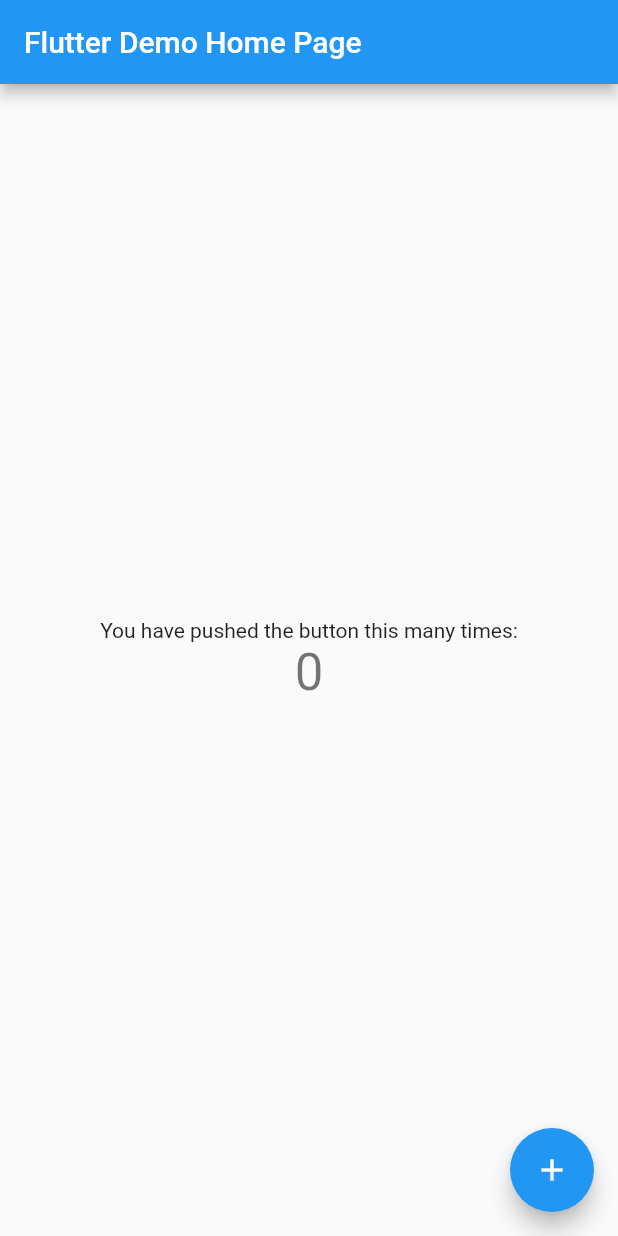
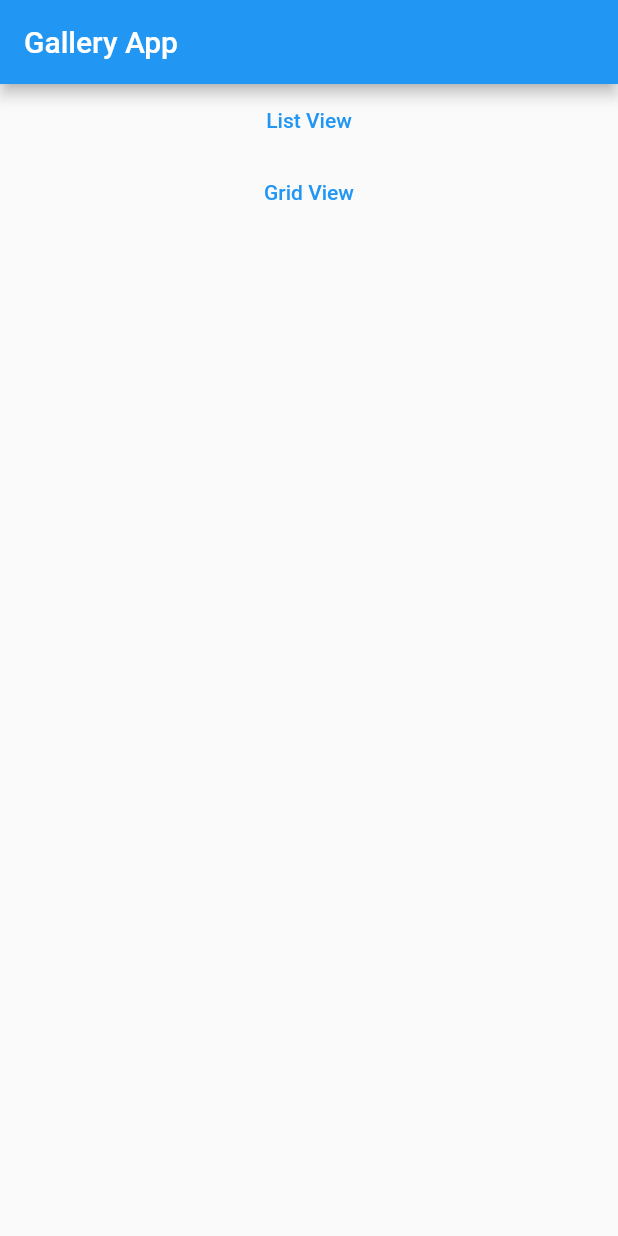
Before and after one commit to ShariyarAbeer/gallery_app, a Flutter app: the screen it shows after launch, on a phone screen of 412 x 824 dp. Run offline on Flutter 3.47's test engine with Material 2 defaults, Android fonts, the phone set to English and light mode, and no system bars.

```diff
--- /dev/null
+++ b/lib/home.dart
@@ -0,0 +1,45 @@
+import 'package:flutter/material.dart';
+import 'gridView.dart';
+import 'listView.dart';
+
+class Home extends StatefulWidget {
+  const Home({Key key}) : super(key: key);
+
+  @override
+  _HomeState createState() => _HomeState();
+}
+
+class _HomeState extends State<Home> {
+  @override
+  Widget build(BuildContext context) {
+    return Scaffold(
+      appBar: AppBar(
+        title: Text("Gallery App"),
+      ),
+      body: Center(
+        child: Column(
+          children: [
+            TextButton(
+              child: Text("List View"),
+              onPressed: () => Navigator.push(
+                context,
+                MaterialPageRoute(
+                  builder: (context) => ListScreen(),
+                ),
+              ),
+            ),
+            TextButton(
+              child: Text("Grid View"),
+              onPressed: () => Navigator.push(
+                context,
+                MaterialPageRoute(
+                  builder: (context) => GridScreen(),
+                ),
+              ),
+            ),
+          ],
+        ),
+      ),
+    );
+  }
+}
--- a/lib/main.dart
+++ b/lib/main.dart
@@ -1,4 +1,6 @@
 import 'package:flutter/material.dart';
+import 'home.dart';
+import 'listView.dart';
 
 void main() {
   runApp(MyApp());
@@ -22,92 +24,92 @@ class MyApp extends StatelessWidget {
         // is not restarted.
         primarySwatch: Colors.blue,
       ),
-      home: MyHomePage(title: 'Flutter Demo Home Page'),
+      home: Home(),
     );
   }
 }
 
-class MyHomePage extends StatefulWidget {
-  MyHomePage({Key key, this.title}) : super(key: key);
+// class MyHomePage extends StatefulWidget {
+//   MyHomePage({Key key, this.title}) : super(key: key);
 
-  // This widget is the home page of your application. It is stateful, meaning
-  // that it has a State object (defined below) that contains fields that affect
-  // how it looks.
+//   // This widget is the home page of your application. It is stateful, meaning
+//   // that it has a State object (defined below) that contains fields that affect
+//   // how it looks.
 
-  // This class is the configuration for the state. It holds the values (in this
-  // case the title) provided by the parent (in this case the App widget) and
-  // used by the build method of the State. Fields in a Widget subclass are
-  // always marked "final".
+//   // This class is the configuration for the state. It holds the values (in this
+//   // case the title) provided by the parent (in this case the App widget) and
+//   // used by the build method of the State. Fields in a Widget subclass are
+//   // always marked "final".
 
-  final String title;
+//   final String title;
 
-  @override
-  _MyHomePageState createState() => _MyHomePageState();
-}
+//   @override
+//   _MyHomePageState createState() => _MyHomePageState();
+// }
 
-class _MyHomePageState extends State<MyHomePage> {
-  int _counter = 0;
+// class _MyHomePageState extends State<MyHomePage> {
+//   int _counter = 0;
 
-  void _incrementCounter() {
-    setState(() {
-      // This call to setState tells the Flutter framework that something has
-      // changed in this State, which causes it to rerun the build method below
-      // so that the display can reflect the updated values. If we changed
-      // _counter without calling setState(), then the build method would not be
-      // called again, and so nothing would appear to happen.
-      _counter++;
-    });
-  }
+//   void _incrementCounter() {
+//     setState(() {
+//       // This call to setState tells the Flutter framework that something has
+//       // changed in this State, which causes it to rerun the build method below
+//       // so that the display can reflect the updated values. If we changed
+//       // _counter without calling setState(), then the build method would not be
+//       // called again, and so nothing would appear to happen.
+//       _counter++;
+//     });
+//   }
 
-  @override
-  Widget build(BuildContext context) {
-    // This method is rerun every time setState is called, for instance as done
-    // by the _incrementCounter method above.
-    //
-    // The Flutter framework has been optimized to make rerunning build methods
-    // fast, so that you can just rebuild anything that needs updating rather
-    // than having to individually change instances of widgets.
-    return Scaffold(
-      appBar: AppBar(
-        // Here we take the value from the MyHomePage object that was created by
-        // the App.build method, and use it to set our appbar title.
-        title: Text(widget.title),
-      ),
-      body: Center(
-        // Center is a layout widget. It takes a single child and positions it
-        // in the middle of the parent.
-        child: Column(
-          // Column is also a layout widget. It takes a list of children and
-          // arranges them vertically. By default, it sizes itself to fit its
-          // children horizontally, and tries to be as tall as its parent.
-          //
-          // Invoke "debug painting" (press "p" in the console, choose the
-          // "Toggle Debug Paint" action from the Flutter Inspector in Android
-          // Studio, or the "Toggle Debug Paint" command in Visual Studio Code)
-          // to see the wireframe for each widget.
-          //
-          // Column has various properties to control how it sizes itself and
-          // how it positions its children. Here we use mainAxisAlignment to
-          // center the children vertically; the main axis here is the vertical
-          // axis because Columns are vertical (the cross axis would be
-          // horizontal).
-          mainAxisAlignment: MainAxisAlignment.center,
-          children: <Widget>[
-            Text(
-              'You have pushed the button this many times:',
-            ),
-            Text(
-              '$_counter',
-              style: Theme.of(context).textTheme.headline4,
-            ),
-          ],
-        ),
-      ),
-      floatingActionButton: FloatingActionButton(
-        onPressed: _incrementCounter,
-        tooltip: 'Increment',
-        child: Icon(Icons.add),
-      ), // This trailing comma makes auto-formatting nicer for build methods.
-    );
-  }
-}
+//   @override
+//   Widget build(BuildContext context) {
+//     // This method is rerun every time setState is called, for instance as done
+//     // by the _incrementCounter method above.
+//     //
+//     // The Flutter framework has been optimized to make rerunning build methods
+//     // fast, so that you can just rebuild anything that needs updating rather
+//     // than having to individually change instances of widgets.
+//     return Scaffold(
+//       appBar: AppBar(
+//         // Here we take the value from the MyHomePage object that was created by
+//         // the App.build method, and use it to set our appbar title.
+//         title: Text(widget.title),
+//       ),
+//       body: Center(
+//         // Center is a layout widget. It takes a single child and positions it
+//         // in the middle of the parent.
+//         child: Column(
+//           // Column is also a layout widget. It takes a list of children and
+//           // arranges them vertically. By default, it sizes itself to fit its
+//           // children horizontally, and tries to be as tall as its parent.
+//           //
+//           // Invoke "debug painting" (press "p" in the console, choose the
+//           // "Toggle Debug Paint" action from the Flutter Inspector in Android
+//           // Studio, or the "Toggle Debug Paint" command in Visual Studio Code)
+//           // to see the wireframe for each widget.
+//           //
+//           // Column has various properties to control how it sizes itself and
+//           // how it positions its children. Here we use mainAxisAlignment to
+//           // center the children vertically; the main axis here is the vertical
+//           // axis because Columns are vertical (the cross axis would be
+//           // horizontal).
+//           mainAxisAlignment: MainAxisAlignment.center,
+//           children: <Widget>[
+//             Text(
+//               'You have pushed the button this many times:',
+//             ),
+//             Text(
+//               '$_counter',
+//               style: Theme.of(context).textTheme.headline4,
+//             ),
+//           ],
+//         ),
+//       ),
+//       floatingActionButton: FloatingActionButton(
+//         onPressed: _incrementCounter,
+//         tooltip: 'Increment',
+//         child: Icon(Icons.add),
+//       ), // This trailing comma makes auto-formatting nicer for build methods.
+//     );
+//   }
+// }
--- a/pubspec.yaml
+++ b/pubspec.yaml
@@ -21,6 +21,10 @@ environment:
   sdk: ">=2.7.0 <3.0.0"
 
 dependencies:
+  http: ^0.12.2
+
+
+
   flutter:
     sdk: flutter
 
```
Also changed, not shown: lib/gridView.dart (added, +50 -0 lines), lib/listView.dart (added, +53 -0 lines), pubspec.lock.
